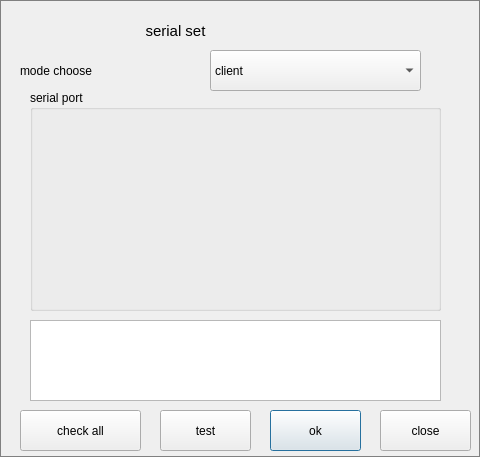
Above: qt/t507/serialdialog.ui from jizizihe/baijie_demo before the change. Below: the same form after it.
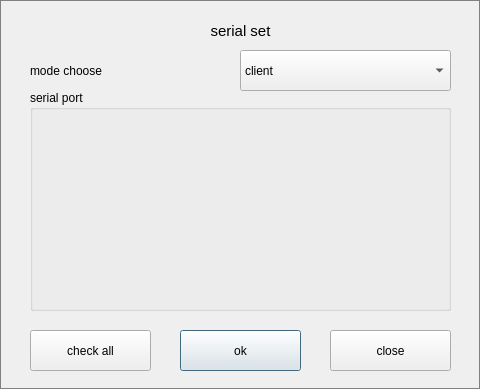
That is the form after the change. Icons and pictures are not drawn.

Commit message: Remove item separate test

```diff
--- a/qt/t507/serialdialog.ui
+++ b/qt/t507/serialdialog.ui
@@ -7,7 +7,7 @@
     <x>0</x>
     <y>0</y>
     <width>480</width>
-    <height>457</height>
+    <height>389</height>
    </rect>
   </property>
   <property name="windowTitle">
@@ -24,7 +24,7 @@
   <widget class="QComboBox" name="serialModeBox">
    <property name="geometry">
     <rect>
-     <x>210</x>
+     <x>240</x>
      <y>50</y>
      <width>211</width>
      <height>41</height>
@@ -46,7 +46,7 @@
     <rect>
      <x>30</x>
      <y>90</y>
-     <width>411</width>
+     <width>421</width>
      <height>221</height>
     </rect>
    </property>
@@ -57,9 +57,9 @@
   <widget class="QLabel" name="label">
    <property name="geometry">
     <rect>
-     <x>80</x>
+     <x>130</x>
      <y>10</y>
-     <width>191</width>
+     <width>221</width>
      <height>41</height>
     </rect>
    </property>
@@ -78,9 +78,9 @@
   <widget class="QPushButton" name="serialOkBtn">
    <property name="geometry">
     <rect>
-     <x>270</x>
-     <y>410</y>
-     <width>91</width>
+     <x>180</x>
+     <y>330</y>
+     <width>121</width>
      <height>41</height>
     </rect>
    </property>
@@ -91,9 +91,9 @@
   <widget class="QPushButton" name="serialCancelBtn">
    <property name="geometry">
     <rect>
-     <x>380</x>
-     <y>410</y>
-     <width>91</width>
+     <x>330</x>
+     <y>330</y>
+     <width>121</width>
      <height>41</height>
     </rect>
    </property>
@@ -104,9 +104,9 @@
   <widget class="QLabel" name="label_2">
    <property name="geometry">
     <rect>
-     <x>20</x>
+     <x>30</x>
      <y>50</y>
-     <width>141</width>
+     <width>181</width>
      <height>41</height>
     </rect>
    </property>
@@ -117,8 +117,8 @@
   <widget class="QPushButton" name="serialCheckAllBtn">
    <property name="geometry">
     <rect>
-     <x>20</x>
-     <y>410</y>
+     <x>30</x>
+     <y>330</y>
      <width>121</width>
      <height>41</height>
     </rect>
@@ -127,32 +127,6 @@
     <string>check all</string>
    </property>
   </widget>
-  <widget class="QPushButton" name="serialTestBtn">
-   <property name="geometry">
-    <rect>
-     <x>160</x>
-     <y>410</y>
-     <width>91</width>
-     <height>41</height>
-    </rect>
-   </property>
-   <property name="text">
-    <string>test</string>
-   </property>
-  </widget>
-  <widget class="QPlainTextEdit" name="serialTestEdit">
-   <property name="geometry">
-    <rect>
-     <x>30</x>
-     <y>320</y>
-     <width>411</width>
-     <height>81</height>
-    </rect>
-   </property>
-   <property name="readOnly">
-    <bool>true</bool>
-   </property>
-  </widget>
  </widget>
  <resources/>
  <connections/>
```
The commit also changes 9 other files.
